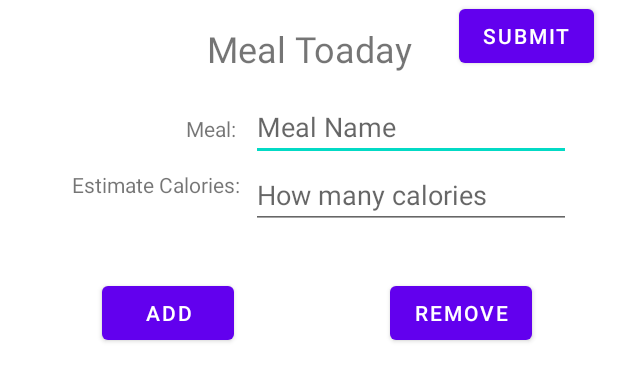
After one commit to Khang-Truong/F21G1_CalorieCalculator, an Android app: the layout activity_meal.xml on its own in the app's theme, with its tools: preview values and no code run, on a phone screen of 412 x 824 dp. The commit adds this screen. Shown: the top 381 px of the screen. Run offline under Robolectric (Android 15) with nearby library versions, the phone set to English and light mode, and no system bars.

Commit message:
finish the first version of meal adding function

```diff
--- a/app/src/main/AndroidManifest.xml
+++ b/app/src/main/AndroidManifest.xml
@@ -9,6 +9,12 @@
         android:roundIcon="@mipmap/ic_launcher_round"
         android:supportsRtl="true"
         android:theme="@style/Theme.F21G1_CalorieCalculator">
+        <activity
+            android:name=".MealActivity"
+            android:exported="false" />
+        <activity
+            android:name=".Activities.MealActivity"
+            android:exported="false" />
         <activity
             android:name=".ExerciseActivity"
             android:exported="false" />
--- /dev/null
+++ b/app/src/main/res/layout/activity_meal.xml
@@ -0,0 +1,111 @@
+<?xml version="1.0" encoding="utf-8"?>
+<androidx.constraintlayout.widget.ConstraintLayout xmlns:android="http://schemas.android.com/apk/res/android"
+    xmlns:app="http://schemas.android.com/apk/res-auto"
+    xmlns:tools="http://schemas.android.com/tools"
+    android:layout_width="match_parent"
+    android:layout_height="match_parent"
+    tools:context=".MealActivity">
+
+    <TextView
+        android:id="@+id/Meal"
+        android:layout_width="wrap_content"
+        android:layout_height="wrap_content"
+        android:layout_marginTop="16dp"
+        android:text="Meal Toaday"
+        android:textSize="24sp"
+        app:layout_constraintEnd_toEndOf="parent"
+        app:layout_constraintStart_toStartOf="parent"
+        app:layout_constraintTop_toTopOf="parent" />
+
+    <ListView
+        android:id="@+id/ListtViewMeals"
+        android:layout_width="0dp"
+        android:layout_height="wrap_content"
+        android:layout_marginStart="16dp"
+        android:layout_marginLeft="16dp"
+        android:layout_marginTop="300dp"
+        android:layout_marginEnd="16dp"
+        android:layout_marginRight="16dp"
+        app:layout_constraintEnd_toEndOf="parent"
+        app:layout_constraintStart_toStartOf="parent"
+        app:layout_constraintTop_toBottomOf="@+id/Meal" />
+
+    <TextView
+        android:id="@+id/textView6"
+        android:layout_width="wrap_content"
+        android:layout_height="wrap_content"
+        android:layout_marginStart="124dp"
+        android:layout_marginLeft="124dp"
+        android:layout_marginTop="76dp"
+        android:text="@string/mealname"
+        app:layout_constraintStart_toStartOf="parent"
+        app:layout_constraintTop_toTopOf="parent" />
+
+    <TextView
+        android:id="@+id/textView7"
+        android:layout_width="wrap_content"
+        android:layout_height="wrap_content"
+        android:layout_marginStart="48dp"
+        android:layout_marginLeft="48dp"
+        android:layout_marginTop="18dp"
+        android:text="@string/mealcal"
+        app:layout_constraintStart_toStartOf="parent"
+        app:layout_constraintTop_toBottomOf="@+id/textView6" />
+
+    <EditText
+        android:id="@+id/editTextMealName"
+        android:layout_width="wrap_content"
+        android:layout_height="wrap_content"
+        android:layout_marginTop="13dp"
+        android:layout_marginEnd="31dp"
+        android:layout_marginRight="31dp"
+        android:ems="10"
+        android:hint="Meal Name"
+        android:inputType="textPersonName"
+        app:layout_constraintEnd_toEndOf="parent"
+        app:layout_constraintTop_toBottomOf="@+id/Meal" />
+
+    <EditText
+        android:id="@+id/editTextEstimateCalories"
+        android:layout_width="wrap_content"
+        android:layout_height="wrap_content"
+        android:layout_marginEnd="31dp"
+        android:layout_marginRight="31dp"
+        android:ems="10"
+        android:hint="How many calories"
+        android:inputType="textPersonName"
+        app:layout_constraintEnd_toEndOf="parent"
+        app:layout_constraintTop_toBottomOf="@+id/editTextMealName" />
+
+    <Button
+        android:id="@+id/buttonAddMeal"
+        android:layout_width="wrap_content"
+        android:layout_height="wrap_content"
+        android:layout_marginStart="68dp"
+        android:layout_marginLeft="68dp"
+        android:layout_marginTop="52dp"
+        android:text="Add"
+        app:layout_constraintStart_toStartOf="parent"
+        app:layout_constraintTop_toBottomOf="@+id/textView7" />
+
+    <Button
+        android:id="@+id/buttonRemoveMeal"
+        android:layout_width="wrap_content"
+        android:layout_height="wrap_content"
+        android:layout_marginStart="104dp"
+        android:layout_marginLeft="104dp"
+        android:layout_marginTop="32dp"
+        android:text="Remove"
+        app:layout_constraintStart_toEndOf="@+id/buttonAddMeal"
+        app:layout_constraintTop_toBottomOf="@+id/editTextEstimateCalories" />
+
+    <Button
+        android:id="@+id/buttonSubmitMeal"
+        android:layout_width="wrap_content"
+        android:layout_height="wrap_content"
+        android:layout_marginEnd="16dp"
+        android:layout_marginRight="16dp"
+        android:text="Submit"
+        app:layout_constraintEnd_toEndOf="parent"
+        tools:layout_editor_absoluteY="278dp" />
+</androidx.constraintlayout.widget.ConstraintLayout>
--- a/app/src/main/res/layout/activity_user.xml
+++ b/app/src/main/res/layout/activity_user.xml
@@ -59,7 +59,7 @@
         android:layout_width="140dp"
         android:layout_height="48dp"
         android:layout_marginTop="32dp"
-        android:text="Meal Plan"
+        android:text="Meals"
         app:layout_constraintEnd_toEndOf="parent"
         app:layout_constraintStart_toStartOf="parent"
         app:layout_constraintTop_toBottomOf="@+id/buttonUpdate" />
--- a/app/src/main/res/values/strings.xml
+++ b/app/src/main/res/values/strings.xml
@@ -30,4 +30,6 @@
     <string name="txtGoFunctionMenu">Go Function Page</string>
     <string name="txtExerciseYouWant">Choose the exercise: </string>
     <string name="txtManuallyAddExerciseRecord">Manually add exercise records</string>
+    <string name="mealname">Meal:</string>
+    <string name="mealcal">Estimate Calories:</string>
 </resources>
```
Also changed, not shown: app/src/main/java/com/example/f21g1_caloriecalculator/DBHelper.java (+42 -0 lines), app/src/main/java/com/example/f21g1_caloriecalculator/MealActivity.java (added, +108 -0 lines), app/src/main/java/com/example/f21g1_caloriecalculator/MealAdapter.java (added, +54 -0 lines), app/src/main/java/com/example/f21g1_caloriecalculator/UserActivity.java (+7 -0 lines), app/src/main/res/layout/layout_meal.xml (added, +19 -0 lines).
